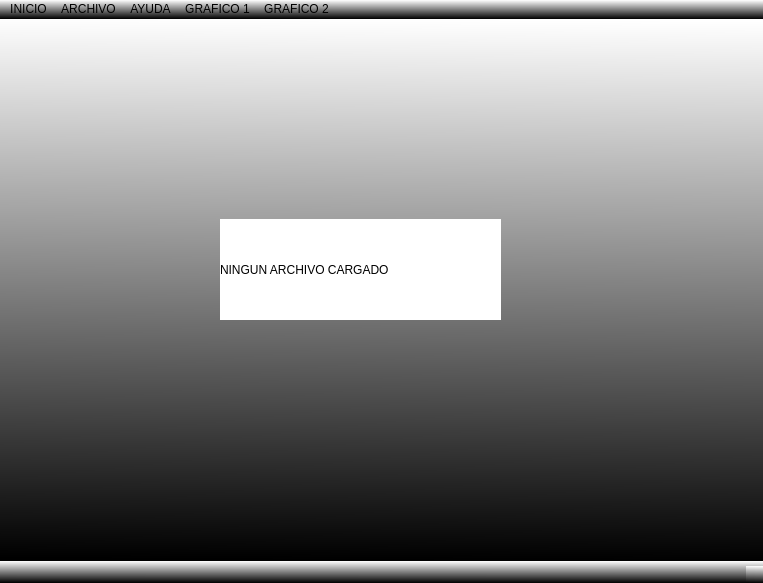
Above: Entregable #1/view/mainWindow.ui from UCR-ECCI-MM/tarea-programada-imparables-1 before the change. Below: the same form after it.
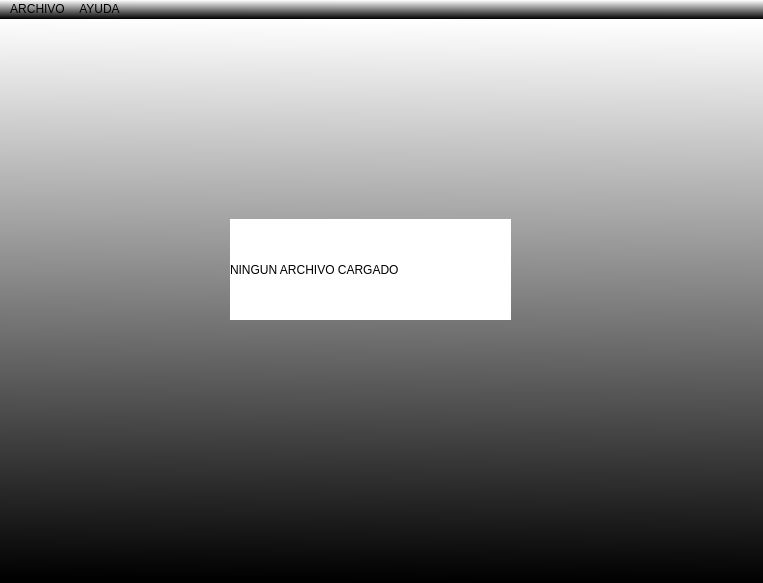
That is the form after the change.

```diff
--- a/Entregable #1/view/mainWindow.ui
+++ b/Entregable #1/view/mainWindow.ui
@@ -20,7 +20,7 @@
    <widget class="QLabel" name="label">
     <property name="geometry">
      <rect>
-      <x>220</x>
+      <x>230</x>
       <y>200</y>
       <width>281</width>
       <height>101</height>
@@ -35,7 +35,6 @@
     </property>
    </widget>
   </widget>
-  <widget class="QStatusBar" name="statusbar"/>
   <widget class="QMenuBar" name="menuBar">
    <property name="geometry">
     <rect>
@@ -45,12 +44,7 @@
      <height>22</height>
     </rect>
    </property>
-   <widget class="QMenu" name="menuINICIO">
-    <property name="title">
-     <string>INICIO</string>
-    </property>
-   </widget>
-   <widget class="QMenu" name="menuCARGAR_ARCHIVO">
+   <widget class="QMenu" name="menuARCHIVO">
     <property name="title">
      <string>ARCHIVO</string>
     </property>
@@ -60,21 +54,8 @@
      <string>AYUDA</string>
     </property>
    </widget>
-   <widget class="QMenu" name="menuGRAFICO_1">
-    <property name="title">
-     <string>GRAFICO 1</string>
-    </property>
-   </widget>
-   <widget class="QMenu" name="menuGRAFICO_2">
-    <property name="title">
-     <string>GRAFICO 2</string>
-    </property>
-   </widget>
-   <addaction name="menuINICIO"/>
-   <addaction name="menuCARGAR_ARCHIVO"/>
+   <addaction name="menuARCHIVO"/>
    <addaction name="menuAYUDA"/>
-   <addaction name="menuGRAFICO_1"/>
-   <addaction name="menuGRAFICO_2"/>
   </widget>
  </widget>
  <resources/>
```
